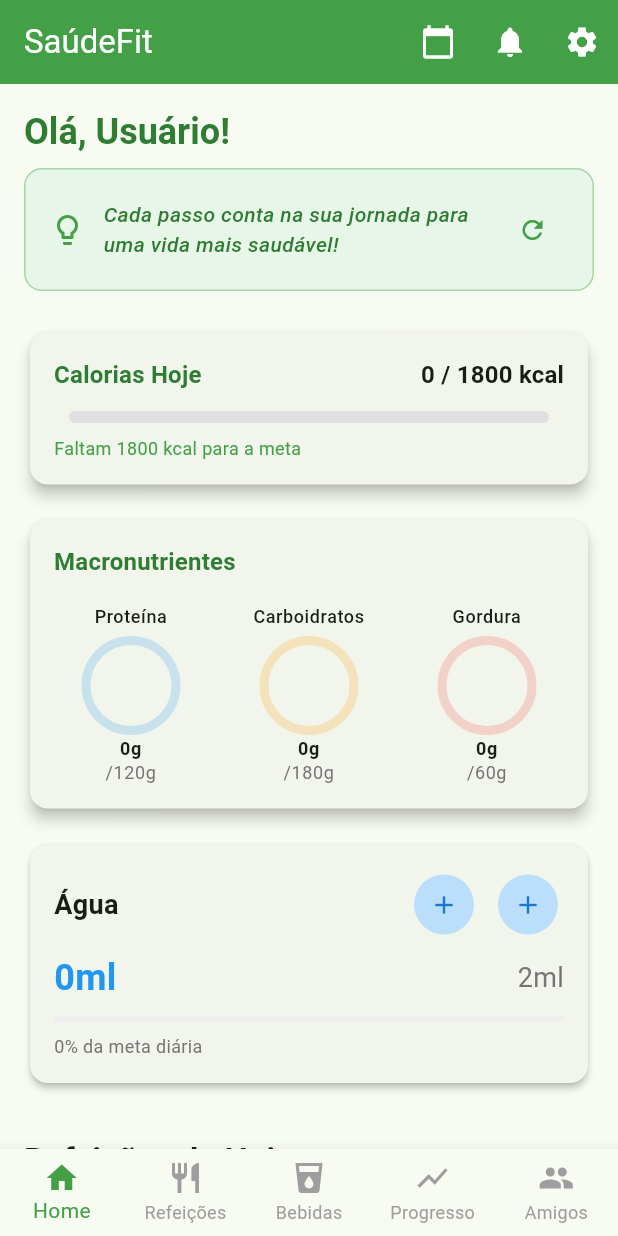
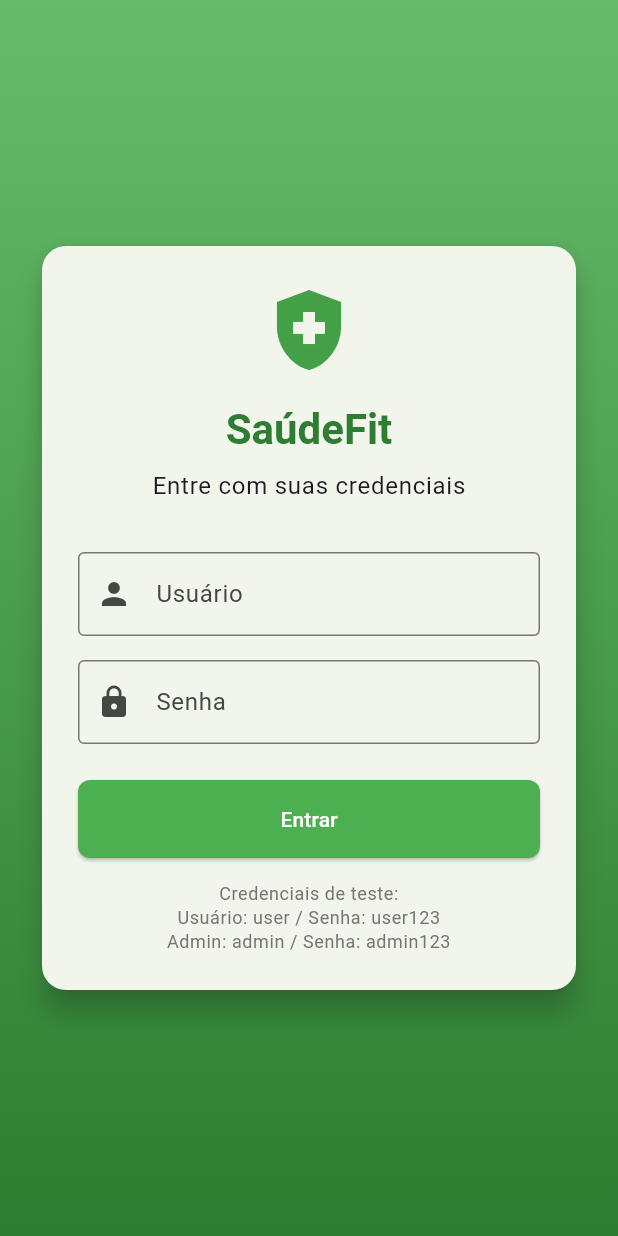
Before and after one commit to josuegeraldommfata/appfitness, a Flutter app: the screen it shows after launch, on a phone screen of 412 x 824 dp. Run offline on Flutter 3.47's test engine with Material 3 defaults, Android fonts, the phone set to English and light mode, and no system bars; drawn by our look-alikes of percent_indicator; our stand-ins replace fl_chart, flutter_local_notifications, image_picker, timezone; accounts and stored records are empty.

Commit message:
quase pronto todo front end

```diff
--- a/lib/main.dart
+++ b/lib/main.dart
@@ -2,7 +2,9 @@ import 'package:flutter/material.dart';
 import 'package:provider/provider.dart';
 import 'providers/app_provider.dart';
 import 'services/notification_service.dart';
+import 'screens/login_screen.dart';
 import 'screens/home_screen.dart';
+import 'screens/admin_dashboard_screen.dart';
 import 'screens/meals_screen.dart';
 import 'screens/drinks_screen.dart';
 import 'screens/progress_screen.dart';
@@ -31,13 +33,21 @@ class MyApp extends StatelessWidget {
 
   @override
   Widget build(BuildContext context) {
-    final provider = Provider.of<AppProvider>(context);
+    return Consumer<AppProvider>(
+      builder: (context, provider, child) {
+        Widget homeScreen;
+        if (!provider.isLoggedIn) {
+          homeScreen = const LoginScreen();
+        } else if (provider.isAdmin) {
+          homeScreen = const AdminDashboardScreen();
+        } else {
+          homeScreen = const HomeScreen();
+        }
 
         return MaterialApp(
           title: 'SaúdeFit',
-      theme: ThemeData(
+      theme: ThemeData(useMaterial3: true).copyWith(
         colorScheme: ColorScheme.fromSeed(seedColor: Colors.green),
-        useMaterial3: true,
         appBarTheme: const AppBarTheme(
           backgroundColor: Colors.green,
           foregroundColor: Colors.white,
@@ -49,12 +59,11 @@ class MyApp extends StatelessWidget {
           ),
         ),
       ),
-      darkTheme: ThemeData.dark().copyWith(
+      darkTheme: ThemeData.dark(useMaterial3: true).copyWith(
         colorScheme: ColorScheme.fromSeed(
           seedColor: Colors.green,
           brightness: Brightness.dark,
         ),
-        useMaterial3: true,
         appBarTheme: AppBarTheme(
           backgroundColor: Colors.green[800],
           foregroundColor: Colors.white,
@@ -67,9 +76,10 @@ class MyApp extends StatelessWidget {
         ),
       ),
           themeMode: provider.themeMode,
-      initialRoute: '/home',
+          home: homeScreen,
           routes: {
             '/home': (context) => const HomeScreen(),
+            '/admin': (context) => const AdminDashboardScreen(),
             '/meals': (context) => const MealsScreen(),
             '/drinks': (context) => const DrinksScreen(),
             '/progress': (context) => const ProgressScreen(),
@@ -82,5 +92,7 @@ class MyApp extends StatelessWidget {
             '/add_friend': (context) => const AddFriendScreen(),
           },
         );
+      },
+    );
   }
 }
--- /dev/null
+++ b/lib/models/auth_user.dart
@@ -0,0 +1,31 @@
+class AuthUser {
+  final String username;
+  final String password;
+  final String role; // 'user' or 'admin'
+  final String userId; // reference to User model
+
+  AuthUser({
+    required this.username,
+    required this.password,
+    required this.role,
+    required this.userId,
+  });
+
+  Map<String, dynamic> toJson() {
+    return {
+      'username': username,
+      'password': password,
+      'role': role,
+      'userId': userId,
+    };
+  }
+
+  factory AuthUser.fromJson(Map<String, dynamic> json) {
+    return AuthUser(
+      username: json['username'],
+      password: json['password'],
+      role: json['role'],
+      userId: json['userId'],
+    );
+  }
+}
--- a/lib/screens/add_friend_screen.dart
+++ b/lib/screens/add_friend_screen.dart
@@ -1,6 +1,4 @@
 import 'package:flutter/material.dart';
-import 'package:provider/provider.dart';
-import '../providers/app_provider.dart';
 
 class AddFriendScreen extends StatefulWidget {
   const AddFriendScreen({super.key});
--- a/lib/screens/drinks_screen.dart
+++ b/lib/screens/drinks_screen.dart
@@ -1,14 +1,10 @@
 import 'package:flutter/material.dart';
-import 'package:provider/provider.dart';
-import '../providers/app_provider.dart';
 
 class DrinksScreen extends StatelessWidget {
   const DrinksScreen({super.key});
 
   @override
   Widget build(BuildContext context) {
-    final provider = Provider.of<AppProvider>(context);
-
     return Scaffold(
       appBar: AppBar(
         title: const Text('Bebidas'),
--- a/lib/screens/friends_screen.dart
+++ b/lib/screens/friends_screen.dart
@@ -153,7 +153,7 @@ class FriendsScreen extends StatelessWidget {
                             ),
                           ),
                           trailing: Text(
-                            '${12000 - (position - 1) * 500} kcal',
+                            (12000 - (position - 1) * 500).toString() + ' kcal',
                             style: const TextStyle(fontWeight: FontWeight.w500),
                           ),
                         );
--- a/lib/screens/home_screen.dart
+++ b/lib/screens/home_screen.dart
@@ -1,6 +1,5 @@
 import 'package:flutter/material.dart';
 import 'package:provider/provider.dart';
-import 'package:fl_chart/fl_chart.dart';
 import '../providers/app_provider.dart';
 import '../widgets/calorie_progress_card.dart';
 import '../widgets/macro_progress_card.dart';
@@ -13,6 +12,8 @@ class HomeScreen extends StatelessWidget {
 
   @override
   Widget build(BuildContext context) {
+    return Consumer<AppProvider>(
+      builder: (context, provider, child) {
         return Scaffold(
           appBar: AppBar(
             title: const Text('SaúdeFit'),
@@ -40,15 +41,18 @@ class HomeScreen extends StatelessWidget {
                 },
                 tooltip: 'Configurações',
               ),
+              IconButton(
+                icon: const Icon(Icons.logout),
+                onPressed: () {
+                  provider.logout();
+                },
+                tooltip: 'Sair',
+              ),
             ],
           ),
-      body: Consumer<AppProvider>(
-        builder: (context, provider, child) {
-          if (provider.isLoading) {
-            return const Center(child: CircularProgressIndicator());
-          }
-
-          return RefreshIndicator(
+          body: provider.isLoading
+              ? const Center(child: CircularProgressIndicator())
+              : RefreshIndicator(
                   onRefresh: () => provider.loadTodayData(),
                   child: SingleChildScrollView(
                     padding: const EdgeInsets.all(16.0),
@@ -119,8 +123,6 @@ class HomeScreen extends StatelessWidget {
                       ],
                     ),
                   ),
-          );
-        },
                 ),
           bottomNavigationBar: BottomNavigationBar(
             currentIndex: 0,
@@ -170,5 +172,7 @@ class HomeScreen extends StatelessWidget {
             type: BottomNavigationBarType.fixed,
           ),
         );
+      },
+    );
   }
 }
--- /dev/null
+++ b/lib/screens/login_screen.dart
@@ -0,0 +1,146 @@
+import 'package:flutter/material.dart';
+import 'package:provider/provider.dart';
+import '../providers/app_provider.dart';
+
+class LoginScreen extends StatefulWidget {
+  const LoginScreen({super.key});
+
+  @override
+  State<LoginScreen> createState() => _LoginScreenState();
+}
+
+class _LoginScreenState extends State<LoginScreen> {
+  final _usernameController = TextEditingController();
+  final _passwordController = TextEditingController();
+  String? _errorMessage;
+
+  @override
+  void dispose() {
+    _usernameController.dispose();
+    _passwordController.dispose();
+    super.dispose();
+  }
+
+  Future<void> _login() async {
+    final provider = Provider.of<AppProvider>(context, listen: false);
+    final success = await provider.login(
+      _usernameController.text.trim(),
+      _passwordController.text.trim(),
+    );
+
+    if (success) {
+      // Login successful, navigation will be handled by main.dart
+    } else {
+      setState(() {
+        _errorMessage = 'Credenciais inválidas. Tente novamente.';
+      });
+    }
+  }
+
+  @override
+  Widget build(BuildContext context) {
+    final provider = Provider.of<AppProvider>(context);
+
+    return Scaffold(
+      body: Container(
+        decoration: BoxDecoration(
+          gradient: LinearGradient(
+            begin: Alignment.topCenter,
+            end: Alignment.bottomCenter,
+            colors: [Colors.green[400]!, Colors.green[800]!],
+          ),
+        ),
+        child: Center(
+          child: SingleChildScrollView(
+            padding: const EdgeInsets.all(24.0),
+            child: Card(
+              elevation: 8,
+              shape: RoundedRectangleBorder(
+                borderRadius: BorderRadius.circular(16),
+              ),
+              child: Padding(
+                padding: const EdgeInsets.all(24.0),
+                child: Column(
+                  mainAxisSize: MainAxisSize.min,
+                  children: [
+                    Icon(
+                      Icons.health_and_safety,
+                      size: 64,
+                      color: Colors.green[600],
+                    ),
+                    const SizedBox(height: 16),
+                    Text(
+                      'SaúdeFit',
+                      style: Theme.of(context).textTheme.headlineMedium?.copyWith(
+                        fontWeight: FontWeight.bold,
+                        color: Colors.green[800],
+                      ),
+                    ),
+                    const SizedBox(height: 8),
+                    Text(
+                      'Entre com suas credenciais',
+                      style: Theme.of(context).textTheme.bodyLarge,
+                    ),
+                    const SizedBox(height: 32),
+                    TextField(
+                      controller: _usernameController,
+                      decoration: const InputDecoration(
+                        labelText: 'Usuário',
+                        prefixIcon: Icon(Icons.person),
+                        border: OutlineInputBorder(),
+                      ),
+                      textInputAction: TextInputAction.next,
+                    ),
+                    const SizedBox(height: 16),
+                    TextField(
+                      controller: _passwordController,
+                      decoration: const InputDecoration(
+                        labelText: 'Senha',
+                        prefixIcon: Icon(Icons.lock),
+                        border: OutlineInputBorder(),
+                      ),
+                      obscureText: true,
+                      textInputAction: TextInputAction.done,
+                      onSubmitted: (_) => _login(),
+                    ),
+                    if (_errorMessage != null) ...[
+                      const SizedBox(height: 16),
+                      Text(
+                        _errorMessage!,
+                        style: const TextStyle(color: Colors.red),
+                      ),
+                    ],
+                    const SizedBox(height: 24),
+                    SizedBox(
+                      width: double.infinity,
+                      child: ElevatedButton(
+                        onPressed: provider.isLoading ? null : _login,
+                        style: ElevatedButton.styleFrom(
+                          padding: const EdgeInsets.symmetric(vertical: 16),
+                          shape: RoundedRectangleBorder(
+                            borderRadius: BorderRadius.circular(8),
+                          ),
+                        ),
+                        child: provider.isLoading
+                            ? const CircularProgressIndicator()
+                            : const Text('Entrar'),
+                      ),
+                    ),
+                    const SizedBox(height: 16),
+                    Text(
+                      'Credenciais de teste:\nUsuário: user / Senha: user123\nAdmin: admin / Senha: admin123',
+                      style: Theme.of(context).textTheme.bodySmall?.copyWith(
+                        color: Colors.grey[600],
+                      ),
+                      textAlign: TextAlign.center,
+                    ),
+                  ],
+                ),
+              ),
+            ),
+          ),
+        ),
+      ),
+    );
+  }
+}
--- a/lib/screens/meals_screen.dart
+++ b/lib/screens/meals_screen.dart
@@ -1,6 +1,4 @@
 import 'package:flutter/material.dart';
-import 'package:provider/provider.dart';
-import '../providers/app_provider.dart';
 import '../widgets/today_meals_list.dart';
 
 class MealsScreen extends StatelessWidget {
@@ -8,8 +6,6 @@ class MealsScreen extends StatelessWidget {
 
   @override
   Widget build(BuildContext context) {
-    final provider = Provider.of<AppProvider>(context);
-
     return Scaffold(
       appBar: AppBar(
         title: const Text('Refeições'),
--- a/lib/screens/settings_screen.dart
+++ b/lib/screens/settings_screen.dart
@@ -131,9 +131,7 @@ class SettingsScreen extends StatelessWidget {
                       try {
                         await launchUrl(Uri.parse(url));
                       } catch (e) {
-                        ScaffoldMessenger.of(context).showSnackBar(
-                          const SnackBar(content: Text('Não foi possível abrir o WhatsApp')),
-                        );
+                        // Ignore error or handle differently
                       }
                     },
                   ),
--- a/lib/services/mock_data_service.dart
+++ b/lib/services/mock_data_service.dart
@@ -1,8 +1,7 @@
-import 'dart:convert';
-import 'package:flutter/services.dart';
 import '../models/user.dart';
 import '../models/meal.dart';
 import '../models/body_metrics.dart';
+import '../models/auth_user.dart';
 
 class MockDataService {
   static final MockDataService _instance = MockDataService._internal();
@@ -15,6 +14,91 @@ class MockDataService {
 
   void setCurrentUser(User user) {
     _currentUser = user;
+  }
+
+  // Mock auth users
+  List<AuthUser> _authUsers = [];
+  List<User> _users = [];
+
+  List<AuthUser> get authUsers => _authUsers;
+  List<User> get users => _users;
+
+  void initializeMockAuthData() {
+    if (_authUsers.isNotEmpty) return;
+
+    // Mock users
+    _users = [
+      User(
+        id: '1',
+        name: 'Usuário Teste',
+        email: 'user@email.com',
+        birthDate: DateTime(1990, 1, 1),
+        height: 170.0,
+        weight: 70.0,
+        bodyType: 'Mesomorfo',
+        goal: 'Perda de Peso',
+        targetWeight: 65.0,
+        dailyCalorieGoal: 1800,
+        macroGoals: {
+          'protein': 120.0,
+          'carbs': 180.0,
+          'fat': 60.0,
+        },
+      ),
+      User(
+        id: '2',
+        name: 'Admin Teste',
+        email: 'admin@email.com',
+        birthDate: DateTime(1985, 5, 15),
+        height: 175.0,
+        weight: 75.0,
+        bodyType: 'Ectomorfo',
+        goal: 'Ganho Muscular',
+        targetWeight: 80.0,
+        dailyCalorieGoal: 2500,
+        macroGoals: {
+          'protein': 200.0,
+          'carbs': 300.0,
+          'fat': 80.0,
+        },
+      ),
+    ];
+
+    // Mock auth users
+    _authUsers = [
+      AuthUser(
+        username: 'user',
+        password: 'user123',
+        role: 'user',
+        userId: '1',
+      ),
+      AuthUser(
+        username: 'admin',
+        password: 'admin123',
+        role: 'admin',
+        userId: '2',
+      ),
+    ];
+  }
+
+  AuthUser? authenticate(String username, String password) {
+    try {
+      return _authUsers.firstWhere(
+        (authUser) => authUser.username == username && authUser.password == password,
+      );
+    } catch (e) {
+      return null;
+    }
+  }
+
+  User? getUserById(String userId) {
+    try {
+      return _users.firstWhere(
+        (user) => user.id == userId,
+      );
+    } catch (e) {
+      return null;
+    }
   }
 
   // Mock foods database
@@ -84,7 +168,7 @@ class MockDataService {
   }
 
   // Mock meals
-  List<Meal> _meals = [];
+  final List<Meal> _meals = [];
 
   List<Meal> getMealsForDate(DateTime date) {
     return _meals.where((meal) =>
@@ -109,7 +193,7 @@ class MockDataService {
   }
 
   // Mock body metrics
-  List<BodyMetrics> _bodyMetrics = [];
+  final List<BodyMetrics> _bodyMetrics = [];
 
   List<BodyMetrics> getBodyMetricsHistory() {
     return _bodyMetrics..sort((a, b) => b.date.compareTo(a.date));
@@ -120,7 +204,7 @@ class MockDataService {
   }
 
   // Mock friends
-  List<Map<String, dynamic>> _friends = [
+  final List<Map<String, dynamic>> _friends = [
     {
       'id': '1',
       'name': 'João Silva',
--- a/lib/widgets/macro_progress_card.dart
+++ b/lib/widgets/macro_progress_card.dart
@@ -1,5 +1,4 @@
 import 'package:flutter/material.dart';
-import 'package:fl_chart/fl_chart.dart';
 
 class MacroProgressCard extends StatelessWidget {
   final Map<String, double> currentMacros;
@@ -87,7 +86,7 @@ class MacroProgressCard extends StatelessWidget {
             width: 60,
             child: CircularProgressIndicator(
               value: progress,
-              backgroundColor: color.withOpacity(0.2),
+              backgroundColor: color.withValues(alpha: 0.2),
               valueColor: AlwaysStoppedAnimation<Color>(color),
               strokeWidth: 6,
             ),
--- a/pubspec.yaml
+++ b/pubspec.yaml
@@ -61,6 +61,7 @@ dependencies:
   image_picker: ^1.2.0
   flutter_local_notifications: ^19.5.0
   url_launcher: ^6.3.2
+  timezone: ^0.10.1
 
 dev_dependencies:
   flutter_test:
```
Also changed, not shown: lib/providers/app_provider.dart (+37 -23 lines), lib/screens/add_meal_screen.dart (+7 -9 lines), lib/screens/admin_dashboard_screen.dart (added, +131 -0 lines), pubspec.lock. Lines whose indentation alone changed are shown as unchanged.
